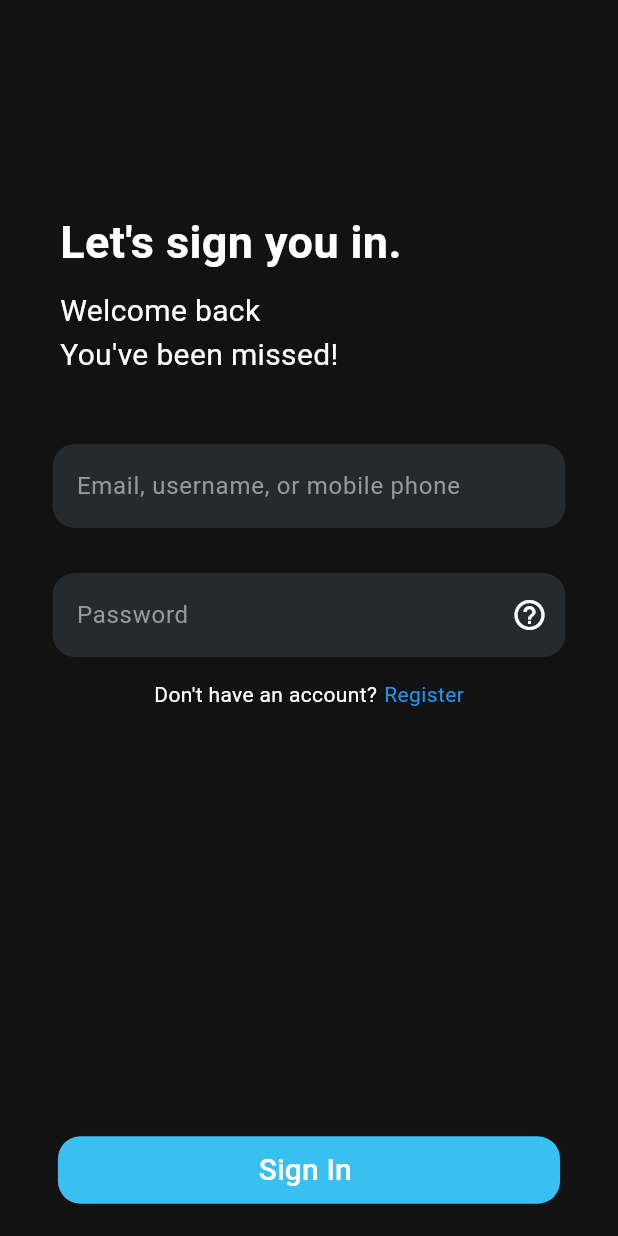
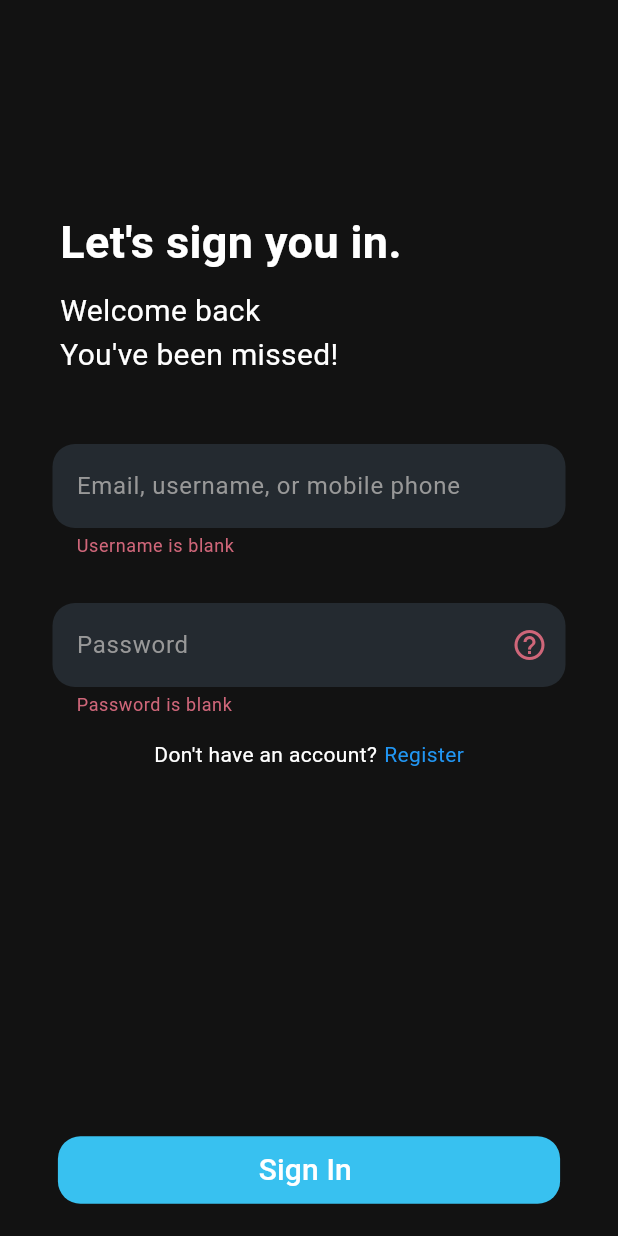
Before and after one commit to HolopopCards/Front-End, a Flutter app: the screen it shows after launch, after a tap on "Sign In", on a phone screen of 412 x 824 dp. Run offline on Flutter 3.47's test engine with Material 3 defaults, Android fonts, the phone set to English and light mode, and no system bars; our stand-ins replace carousel_slider, dots_indicator, flutter_svg, lottie, shared_preferences, video_player; missing offline and left inert: encrypt, global_configuration, pointycastle, word_generator; accounts and stored records are empty.

Commit message:
Add login validation.

```diff
--- a/lib/login/login_page.dart
+++ b/lib/login/login_page.dart
@@ -4,6 +4,7 @@ import 'package:holopop/forgot/forgot_page.dart';
 import 'package:holopop/register/register_page.dart';
 import 'package:holopop/shared/providers/auth_provider.dart';
 import 'package:holopop/shared/providers/user_provider.dart';
+import 'package:holopop/shared/validation/login_validator.dart';
 import 'package:provider/provider.dart';
 
 
@@ -35,11 +36,13 @@ class _LoginPage extends State<LoginPage> {
             children: [
               const Header(),
               LoginField(
+                validator: LoginValidator().validateUsername,
                 onSaved: (value) => username = value,
                 labelText: 'Email, username, or mobile phone',
                 hintText: 'Enter valid email id as abc@gmail.com'
               ),
               LoginField(
+                validator: LoginValidator().validatePassword,
                 onSaved: (value) => password = value,
                 obscureText: true,
                 labelText: "Password",
@@ -138,10 +141,12 @@ class LoginField extends StatelessWidget {
     this.hintText = "",
     this.autoFocus = false,
     this.obscureText  = false,
-    this.suffixIcon
+    this.suffixIcon,
+    this.validator
   });
 
   final Function(String?) onSaved;
+  final String? Function(String?)? validator;
   final String labelText;
   final String hintText;
   final bool obscureText;
@@ -154,6 +159,7 @@ class LoginField extends StatelessWidget {
       padding: const EdgeInsets.all(15),
       child: TextFormField(
         onSaved: onSaved,
+        validator: validator,
         autofocus: autoFocus,
         obscureText: obscureText,
         decoration: InputDecoration(
--- /dev/null
+++ b/lib/shared/validation/login_validator.dart
@@ -0,0 +1,17 @@
+class LoginValidator {
+  String? validateUsername(String? username) {
+    if (username == null || username.isEmpty) {
+      return 'Username is blank';
+    }
+
+    return null;
+  }
+
+  String? validatePassword(String? password) {
+    if (password == null || password.isEmpty) {
+      return 'Password is blank';
+    }
+
+    return null;
+  }
+}
```
